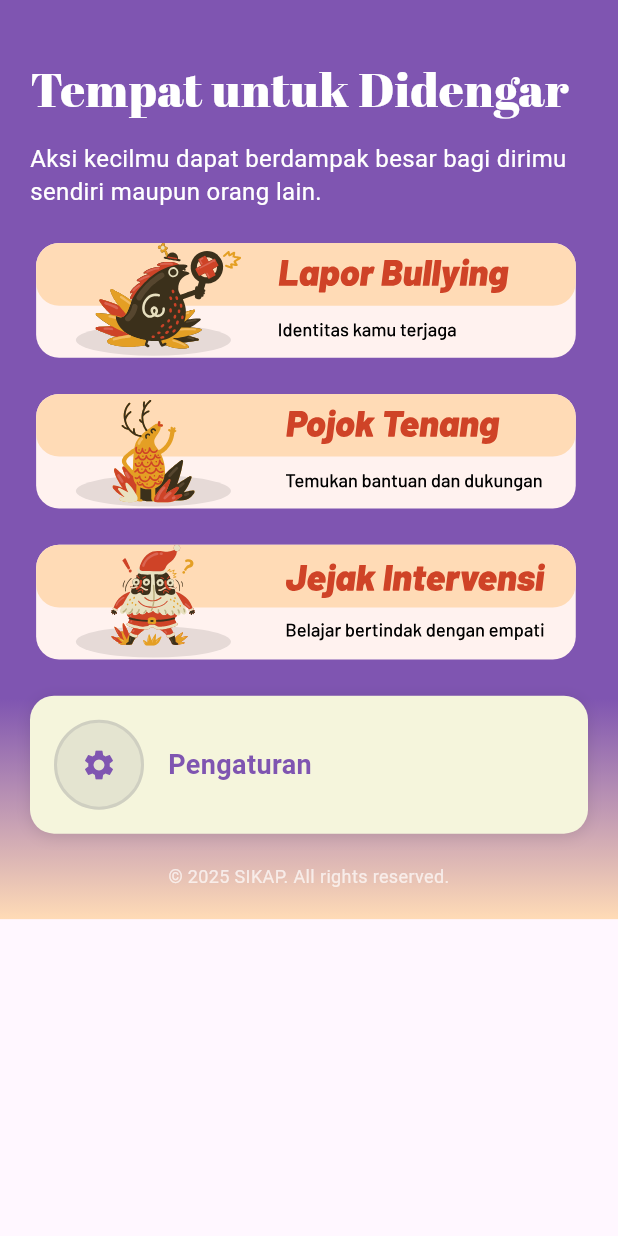
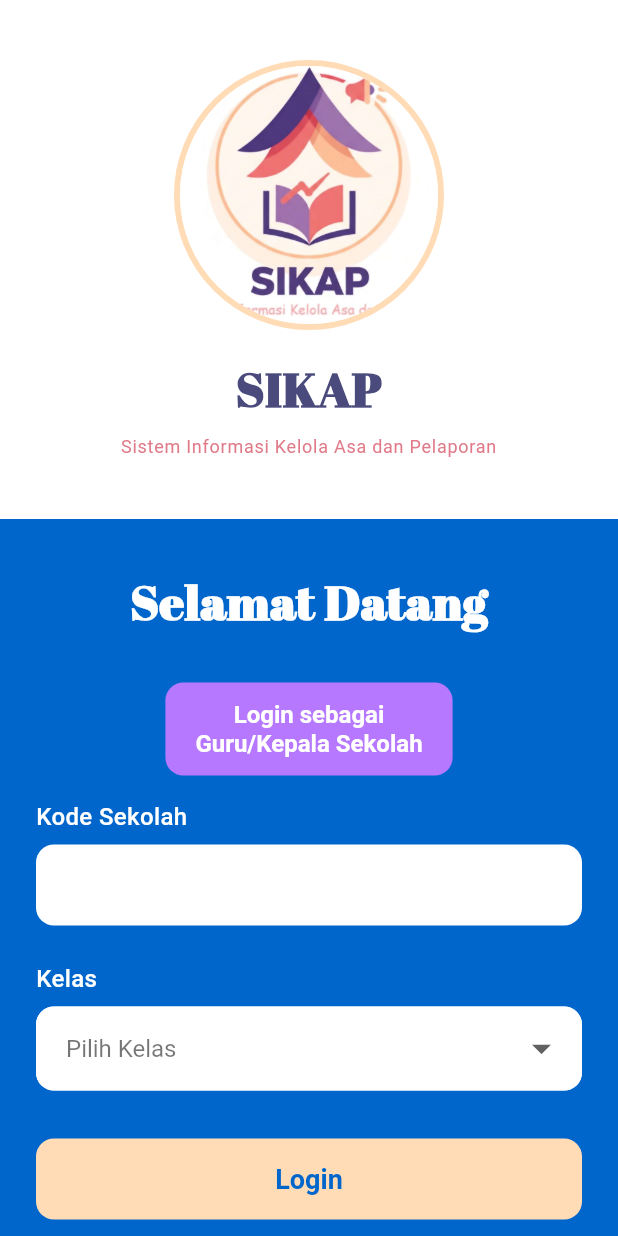
Before and after one commit to MBD-LIDM/SIKAP-frontend, a Flutter app: the screen it shows after launch, on a phone screen of 412 x 824 dp. Run offline on Flutter 3.47's test engine with Material 3 defaults, Android fonts, the phone set to English and light mode, and no system bars; our stand-ins replace flutter_svg, google_fonts; project files that could hold a hidden picture were left out.

Commit message:
Added login page (with app icon) and route to login page at the start of 'flutter run'

```diff
--- /dev/null
+++ b/lib/features/authentication/authentication.dart
@@ -0,0 +1 @@
+export 'presentation/pages/pages.dart';
--- /dev/null
+++ b/lib/features/authentication/presentation/pages/login_page.dart
@@ -0,0 +1,280 @@
+import 'package:flutter/material.dart';
+import 'package:google_fonts/google_fonts.dart';
+import '../../../home/presentation/pages/home_page.dart';
+import 'teacher_login_page.dart';
+
+class LoginPage extends StatefulWidget {
+  const LoginPage({super.key});
+
+  @override
+  State<LoginPage> createState() => _LoginPageState();
+}
+
+class _LoginPageState extends State<LoginPage> {
+  final TextEditingController _kodeSekolahController = TextEditingController();
+  String? _selectedKelas;
+
+  final List<String> _kelasList = ['10', '11', '12'];
+
+  @override
+  void dispose() {
+    _kodeSekolahController.dispose();
+    super.dispose();
+  }
+
+  @override
+  Widget build(BuildContext context) {
+    return Scaffold(
+      body: SafeArea(
+        child: SingleChildScrollView(
+          child: Column(
+            children: [
+              // Upper white section with logo
+              Container(
+                width: double.infinity,
+                color: Colors.white,
+                padding: const EdgeInsets.symmetric(vertical: 40, horizontal: 24),
+                child: Column(
+                  children: [
+                    // Logo
+                    Container(
+                      width: 180,
+                      height: 180,
+                      decoration: BoxDecoration(
+                        shape: BoxShape.circle,
+                        border: Border.all(
+                          color: const Color(0xFFFFDBB6),
+                          width: 4,
+                        ),
+                      ),
+                      child: ClipOval(
+                        child: Image.asset(
+                          'assets/icons/sikap_icon.jpg',
+                          fit: BoxFit.cover,
+                        ),
+                      ),
+                    ),
+                    const SizedBox(height: 16),
+                    // SIKAP text
+                    Text(
+                      'SIKAP',
+                      style: GoogleFonts.abrilFatface(
+                        fontSize: 32,
+                        fontWeight: FontWeight.bold,
+                        color: const Color(0xFF4A4A7D),
+                      ),
+                    ),
+                    const SizedBox(height: 8),
+                    // Subtitle
+                    Text(
+                      'Sistem Informasi Kelola Asa dan Pelaporan',
+                      textAlign: TextAlign.center,
+                      style: GoogleFonts.roboto(
+                        fontSize: 12,
+                        color: const Color(0xFFE07B8A),
+                        letterSpacing: 0.5,
+                      ),
+                    ),
+                  ],
+                ),
+              ),
+              // Lower blue section with form
+              Container(
+                width: double.infinity,
+                decoration: const BoxDecoration(
+                  color: Color(0xFF0066CC),
+                ),
+                child: Column(
+                  children: [
+                    const SizedBox(height: 32),
+                    // Selamat Datang text
+                    Text(
+                      'Selamat Datang',
+                      style: GoogleFonts.abrilFatface(
+                        fontSize: 32,
+                        fontWeight: FontWeight.bold,
+                        color: Colors.white,
+                      ),
+                    ),
+                    const SizedBox(height: 32),
+                    // Form fields
+                    Padding(
+                      padding: const EdgeInsets.symmetric(horizontal: 24),
+                      child: Column(
+                        crossAxisAlignment: CrossAxisAlignment.start,
+                        children: [
+                          // Login sebagai Guru/Kepala Sekolah (button)
+                          Center(
+                            child: ElevatedButton(
+                              onPressed: () {
+                                Navigator.push(
+                                  context,
+                                  MaterialPageRoute(
+                                    builder: (context) => const TeacherLoginPage(),
+                                  ),
+                                );
+                              },
+                              style: ElevatedButton.styleFrom(
+                                backgroundColor: const Color(0xFFB678FF),
+                                foregroundColor: Colors.white,
+                                shape: RoundedRectangleBorder(
+                                  borderRadius: BorderRadius.circular(12),
+                                ),
+                                elevation: 0,
+                                padding: const EdgeInsets.symmetric(horizontal: 20, vertical: 12),
+                              ),
+                              child: Text(
+                                'Login sebagai\nGuru/Kepala Sekolah',
+                                textAlign: TextAlign.center,
+                                style: GoogleFonts.roboto(
+                                  fontSize: 16,
+                                  fontWeight: FontWeight.w700,
+                                ),
+                              ),
+                            ),
+                          ),
+                          const SizedBox(height: 16),
+                          // Kode Sekolah label
+                          Text(
+                            'Kode Sekolah',
+                            style: GoogleFonts.roboto(
+                              fontSize: 16,
+                              color: Colors.white,
+                              fontWeight: FontWeight.w500,
+                            ),
+                          ),
+                          const SizedBox(height: 8),
+                          // Kode Sekolah field
+                          TextField(
+                            controller: _kodeSekolahController,
+                            decoration: InputDecoration(
+                              filled: true,
+                              fillColor: Colors.white,
+                              border: OutlineInputBorder(
+                                borderRadius: BorderRadius.circular(12),
+                                borderSide: BorderSide.none,
+                              ),
+                              contentPadding: const EdgeInsets.symmetric(
+                                horizontal: 16,
+                                vertical: 16,
+                              ),
+                            ),
+                            style: GoogleFonts.roboto(
+                              fontSize: 16,
+                              color: Colors.black87,
+                            ),
+                          ),
+                          const SizedBox(height: 24),
+                          // Kelas label
+                          Text(
+                            'Kelas',
+                            style: GoogleFonts.roboto(
+                              fontSize: 16,
+                              color: Colors.white,
+                              fontWeight: FontWeight.w500,
+                            ),
+                          ),
+                          const SizedBox(height: 8),
+                          // Kelas dropdown
+                          Container(
+                            decoration: BoxDecoration(
+                              color: Colors.white,
+                              borderRadius: BorderRadius.circular(12),
+                            ),
+                            child: DropdownButtonFormField<String>(
+                              value: _selectedKelas,
+                              decoration: InputDecoration(
+                                filled: true,
+                                fillColor: Colors.white,
+                                border: OutlineInputBorder(
+                                  borderRadius: BorderRadius.circular(12),
+                                  borderSide: BorderSide.none,
+                                ),
+                                contentPadding: const EdgeInsets.symmetric(
+                                  horizontal: 16,
+                                  vertical: 16,
+                                ),
+                              ),
+                              hint: Text(
+                                'Pilih Kelas',
+                                style: GoogleFonts.roboto(
+                                  fontSize: 16,
+                                  color: Colors.black54,
+                                ),
+                              ),
+                              icon: const Icon(Icons.arrow_drop_down, size: 30),
+                              dropdownColor: Colors.white,
+                              style: GoogleFonts.roboto(
+                                fontSize: 16,
+                                color: Colors.black87,
+                              ),
+                              items: _kelasList.map((String kelas) {
+                                return DropdownMenuItem<String>(
+                                  value: kelas,
+                                  child: Text('Kelas $kelas'),
+                                );
+                              }).toList(),
+                              onChanged: (String? value) {
+                                setState(() {
+                                  _selectedKelas = value;
+                                });
+                              },
+                            ),
+                          ),
+                          const SizedBox(height: 32),
+                          // Login button
+                          SizedBox(
+                            width: double.infinity,
+                            height: 54,
+                            child: ElevatedButton(
+                              onPressed: () {
+                                // Navigate to HomePage
+                                Navigator.pushReplacement(
+                                  context,
+                                  MaterialPageRoute(
+                                    builder: (context) => const HomePage(),
+                                  ),
+                                );
+                              },
+                              style: ElevatedButton.styleFrom(
+                                backgroundColor: const Color(0xFFFFDBB6),
+                                shape: RoundedRectangleBorder(
+                                  borderRadius: BorderRadius.circular(12),
+                                ),
+                                elevation: 0,
+                              ),
+                              child: Text(
+                                'Login',
+                                style: GoogleFonts.roboto(
+                                  fontSize: 18,
+                                  fontWeight: FontWeight.bold,
+                                  color: const Color(0xFF0066CC),
+                                ),
+                              ),
+                            ),
+                          ),
+                          const SizedBox(height: 40),
+                          // Copyright text
+                          Center(
+                            child: Text(
+                              '© 2025 SIKAP.  All rights reserved.',
+                              style: GoogleFonts.roboto(
+                                fontSize: 12,
+                                color: Colors.white70,
+                              ),
+                            ),
+                          ),
+                          const SizedBox(height: 24),
+                        ],
+                      ),
+                    ),
+                  ],
+                ),
+              ),
+            ],
+          ),
+        ),
+      ),
+    );
+  }
+}
--- /dev/null
+++ b/lib/features/authentication/presentation/pages/pages.dart
@@ -0,0 +1 @@
+export 'login_page.dart';
--- a/lib/main.dart
+++ b/lib/main.dart
@@ -1,5 +1,5 @@
 import 'package:flutter/material.dart';
-import 'features/home/presentation/pages/home_page.dart';
+import 'features/authentication/authentication.dart';
 import 'core/theme/app_theme.dart';
 
 void main() {
@@ -14,7 +14,7 @@ class MainApp extends StatelessWidget {
     return MaterialApp(
       title: 'SIKAP',
       theme: AppTheme.lightTheme,
-      home: const HomePage(),
+      home: const LoginPage(),
       debugShowCheckedModeBanner: false,
     );
   }
```
Also changed, not shown: lib/features/authentication/presentation/pages/teacher_login_page.dart (added, +252 -0 lines), assets/icons/sikap_icon.jpg (added).
